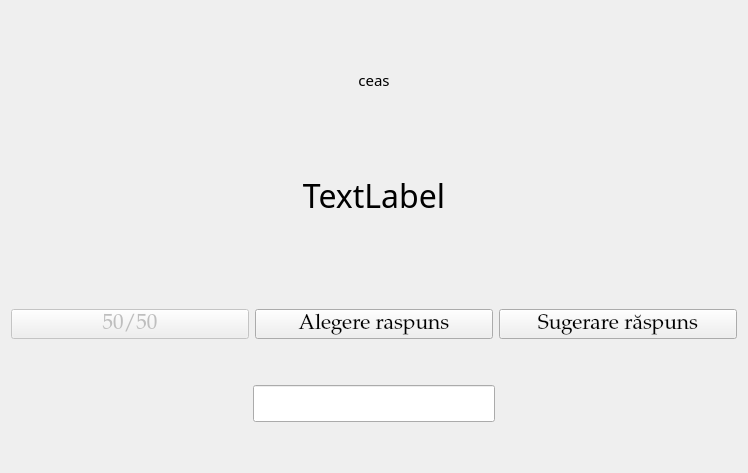
Before: the Qt Designer form Triviador/UI/forms/NumericQuestion.ui in andonealexandru/Triviador, drawn with Qt 5.
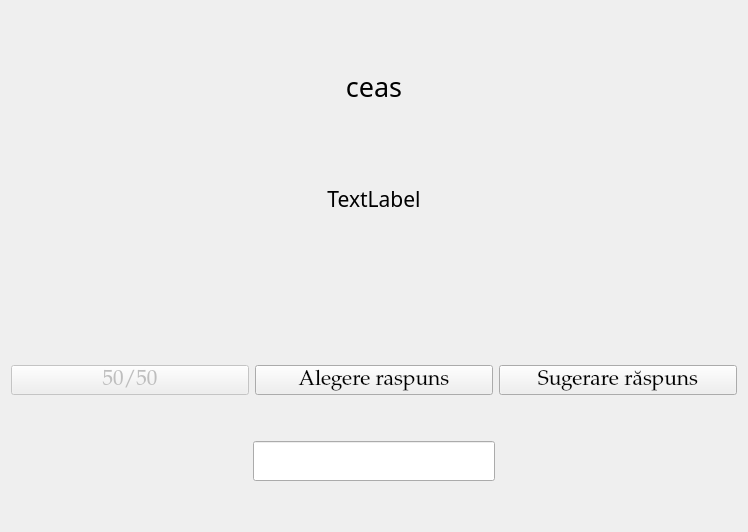
After: the same form once the commit is applied.

```diff
--- a/Triviador/UI/forms/NumericQuestion.ui
+++ b/Triviador/UI/forms/NumericQuestion.ui
@@ -7,7 +7,7 @@
     <x>0</x>
     <y>0</y>
     <width>748</width>
-    <height>473</height>
+    <height>532</height>
    </rect>
   </property>
   <property name="windowTitle">
@@ -17,34 +17,18 @@
    <layout class="QVBoxLayout" name="verticalLayout_2">
     <item>
      <layout class="QVBoxLayout" name="verticalLayout">
-      <item>
-       <spacer name="verticalSpacer_4">
-        <property name="orientation">
-         <enum>Qt::Vertical</enum>
-        </property>
-        <property name="sizeType">
-         <enum>QSizePolicy::Fixed</enum>
-        </property>
-        <property name="sizeHint" stdset="0">
-         <size>
-          <width>20</width>
-          <height>20</height>
-         </size>
-        </property>
-       </spacer>
-      </item>
       <item>
        <spacer name="verticalSpacer_8">
         <property name="orientation">
          <enum>Qt::Vertical</enum>
         </property>
         <property name="sizeType">
-         <enum>QSizePolicy::Fixed</enum>
+         <enum>QSizePolicy::Minimum</enum>
         </property>
         <property name="sizeHint" stdset="0">
          <size>
           <width>20</width>
-          <height>30</height>
+          <height>54</height>
          </size>
         </property>
        </spacer>
@@ -54,7 +38,7 @@
         <property name="font">
          <font>
           <family>MV Boli</family>
-          <pointsize>11</pointsize>
+          <pointsize>20</pointsize>
          </font>
         </property>
         <property name="text">
@@ -65,22 +49,6 @@
         </property>
        </widget>
       </item>
-      <item>
-       <spacer name="verticalSpacer_5">
-        <property name="orientation">
-         <enum>Qt::Vertical</enum>
-        </property>
-        <property name="sizeType">
-         <enum>QSizePolicy::Fixed</enum>
-        </property>
-        <property name="sizeHint" stdset="0">
-         <size>
-          <width>20</width>
-          <height>40</height>
-         </size>
-        </property>
-       </spacer>
-      </item>
       <item>
        <spacer name="verticalSpacer_6">
         <property name="orientation">
@@ -92,7 +60,25 @@
         <property name="sizeHint" stdset="0">
          <size>
           <width>20</width>
-          <height>29</height>
+          <height>65</height>
+         </size>
+        </property>
+       </spacer>
+      </item>
+      <item>
+       <layout class="QHBoxLayout" name="horizontalLayout_3">
+        <item>
+         <spacer name="horizontalSpacer_3">
+          <property name="orientation">
+           <enum>Qt::Horizontal</enum>
+          </property>
+          <property name="sizeType">
+           <enum>QSizePolicy::MinimumExpanding</enum>
+          </property>
+          <property name="sizeHint" stdset="0">
+           <size>
+            <width>90</width>
+            <height>20</height>
          </size>
         </property>
        </spacer>
@@ -102,38 +88,48 @@
         <property name="maximumSize">
          <size>
           <width>16777215</width>
-          <height>200</height>
+            <height>16777215</height>
          </size>
         </property>
         <property name="font">
          <font>
           <family>MV Boli</family>
-          <pointsize>24</pointsize>
-         </font>
-        </property>
+            <pointsize>16</pointsize>
+            <strikeout>false</strikeout>
+            <stylestrategy>PreferDefault</stylestrategy>
+           </font>
+          </property>
+          <property name="acceptDrops">
+           <bool>false</bool>
+          </property>
         <property name="text">
          <string>TextLabel</string>
         </property>
         <property name="alignment">
          <set>Qt::AlignCenter</set>
         </property>
+          <property name="wordWrap">
+           <bool>true</bool>
+          </property>
        </widget>
       </item>
       <item>
-       <spacer name="verticalSpacer_7">
+         <spacer name="horizontalSpacer_4">
         <property name="orientation">
-         <enum>Qt::Vertical</enum>
+           <enum>Qt::Horizontal</enum>
         </property>
         <property name="sizeType">
-         <enum>QSizePolicy::Minimum</enum>
+           <enum>QSizePolicy::MinimumExpanding</enum>
         </property>
         <property name="sizeHint" stdset="0">
          <size>
-          <width>20</width>
-          <height>45</height>
+            <width>90</width>
+            <height>20</height>
          </size>
         </property>
        </spacer>
+        </item>
+       </layout>
       </item>
       <item>
        <spacer name="verticalSpacer_2">
@@ -146,7 +142,7 @@
         <property name="sizeHint" stdset="0">
          <size>
           <width>20</width>
-          <height>40</height>
+          <height>140</height>
          </size>
         </property>
        </spacer>
```
Left out of the diff: 3 changed lines with no effect on the pictures. Lines whose indentation alone changed are shown as unchanged.
